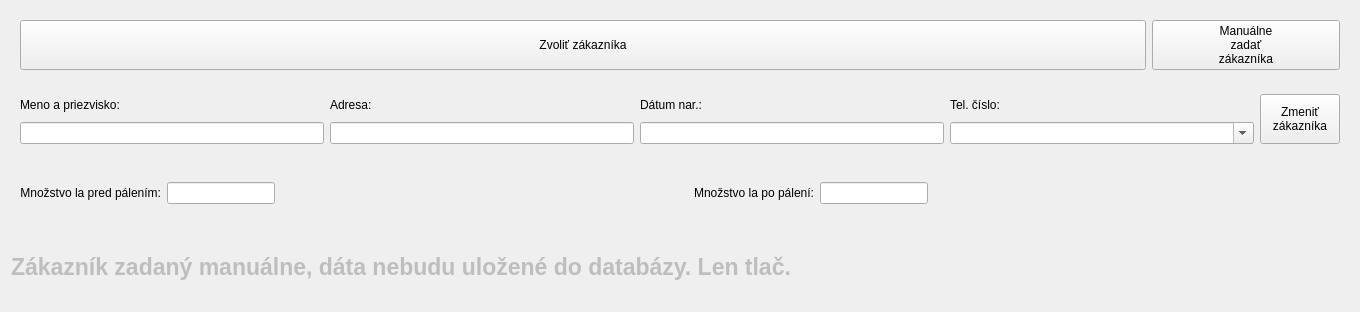
This is src/ui/customer_handler.ui in EduardFrlicka/Palenica-PyQt6 as Qt 5 draws it before an edit. The edited form follows.
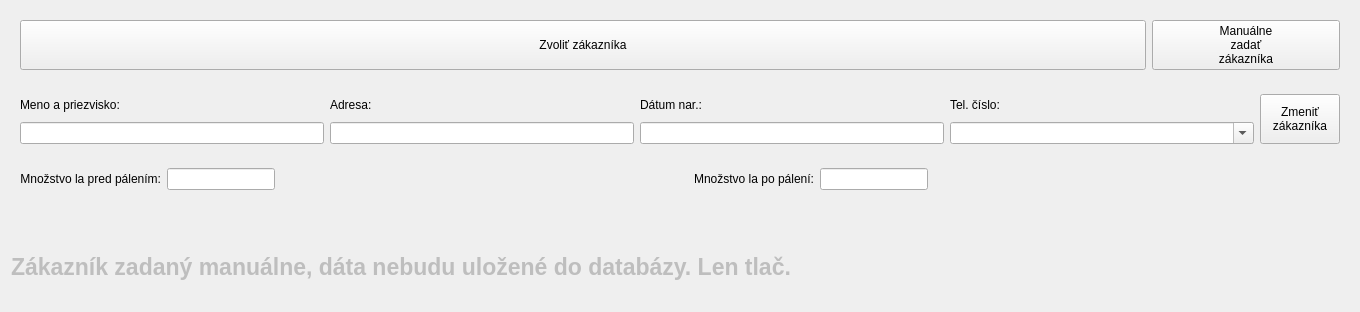
This is the edited form.

Commit message:
Warn when customer exceeds the reduced tax la limit
Show a red label under the la preview while the total la is over the
limit and ask for confirmation before saving or printing such an order.
Also recalculate la and taxes when a customer is selected.

```diff
--- a/src/ui/customer_handler.ui
+++ b/src/ui/customer_handler.ui
@@ -151,6 +151,8 @@
    </item>
    <item>
     <widget class="QWidget" name="la_preview" native="true">
+     <layout class="QVBoxLayout" name="verticalLayout_la_preview">
+      <item>
      <layout class="QHBoxLayout" name="horizontalLayout_3">
       <item>
        <widget class="QLabel" name="label_la_before">
@@ -235,6 +237,27 @@
          </size>
         </property>
        </spacer>
+         </item>
+        </layout>
+      </item>
+         <item>
+          <widget class="QLabel" name="label_la_limit_exceeded">
+           <property name="font">
+            <font>
+             <pointsize>14</pointsize>
+             <bold>true</bold>
+            </font>
+           </property>
+           <property name="styleSheet">
+            <string notr="true">color: red;</string>
+           </property>
+           <property name="alignment">
+            <set>Qt::AlignmentFlag::AlignCenter</set>
+           </property>
+           <property name="wordWrap">
+            <bool>true</bool>
+           </property>
+          </widget>
       </item>
      </layout>
     </widget>
```
Lines whose indentation alone changed are shown as unchanged. The commit also changes 5 other files.
